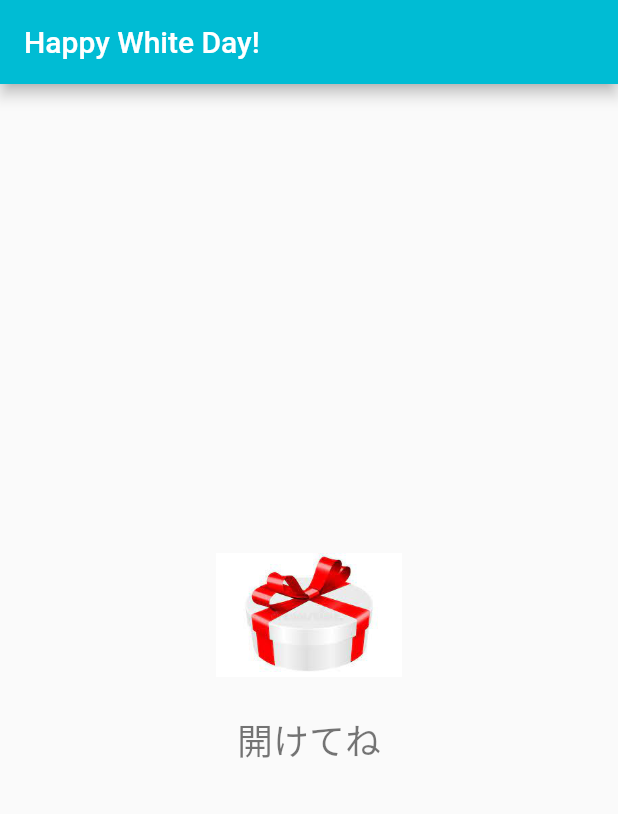
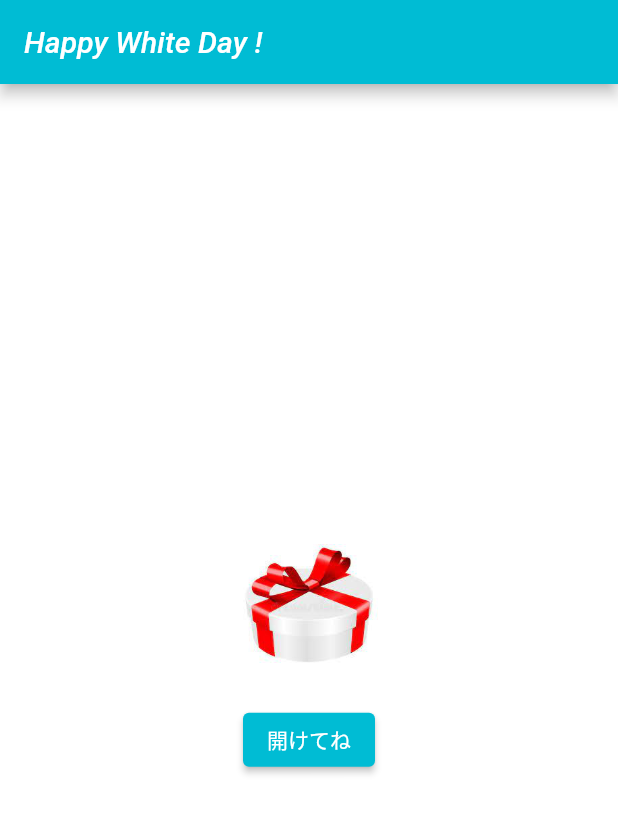
Before and after one commit to masa-tokyo/white_day_app, a Flutter app: the screen it shows after launch, on a phone screen of 412 x 824 dp. Shown: the top 814 px of the screen. Run offline on Flutter 3.47's test engine with Material 2 defaults, Android fonts, the phone set to English and light mode, and no system bars; our stand-ins replace flutter_hooks, hooks_riverpod.

Commit message:
🛠 improved buttons, fonts, state management, etc

```diff
--- a/lib/box_state_notifier.dart
+++ /dev/null
@@ -1,35 +0,0 @@
-import 'package:flutter/cupertino.dart';
-import 'package:flutter_riverpod/flutter_riverpod.dart';
-
-final boxStateProvider =
-    ChangeNotifierProvider<BoxStateNotifier>((ref) => BoxStateNotifier());
-
-class BoxStateNotifier extends ChangeNotifier {
-  BoxStateNotifier() : super();
-
-  bool isOpened = false;
-
-  void open() {
-    isOpened = true;
-    notifyListeners();
-  }
-}
-
-// final boxProvider =
-//     StateNotifierProvider<BoxNotifier, BoxState>((ref) => BoxNotifier());
-//
-// class BoxNotifier extends StateNotifier<BoxState> {
-//   BoxNotifier() : super(const BoxState(isOpened: false));
-//
-//   bool isOpened = false;
-//
-//   void open() {
-//     state = const BoxState(isOpened: true);
-//   }
-// }
-//
-// @immutable
-// class BoxState {
-//   const BoxState({required this.isOpened});
-//   final bool isOpened;
-// }
--- a/lib/main.dart
+++ b/lib/main.dart
@@ -3,7 +3,6 @@ import 'dart:math' as math;
 import 'package:flutter/material.dart';
 import 'package:flutter_hooks/flutter_hooks.dart';
 import 'package:hooks_riverpod/hooks_riverpod.dart';
-import 'package:white_day_app/box_state_notifier.dart';
 
 void main() {
   runApp(const ProviderScope(child: MyApp()));
@@ -16,10 +15,8 @@ class MyApp extends StatelessWidget {
   Widget build(BuildContext context) {
     return MaterialApp(
       title: 'White Day App',
-      theme: ThemeData(
-        primarySwatch: Colors.blue,
-      ),
-      home: const MyHomePage(title: 'Happy White Day!'),
+      theme: ThemeData(primarySwatch: Colors.cyan, canvasColor: Colors.white),
+      home: const MyHomePage(title: 'Happy White Day !'),
     );
   }
 }
@@ -30,19 +27,25 @@ class MyHomePage extends HookConsumerWidget {
 
   @override
   Widget build(BuildContext context, WidgetRef ref) {
-    // final boxState = ref.watch<BoxNotifier>(boxProvider.notifier);
-    final notifier = ref.watch<BoxStateNotifier>(boxStateProvider);
     final isTapped = useState<bool>(false);
+    final isOpened = useState<bool>(false);
+    final isMessageShown = useState<bool>(false);
+    final isUndoButtonShown = useState<bool>(false);
 
     return Scaffold(
       appBar: AppBar(
-        title: Text(title),
-        backgroundColor: Colors.cyan,
+        title: Text(
+          title,
+          style:
+              const TextStyle(color: Colors.white, fontStyle: FontStyle.italic),
         ),
+      ),
+      floatingActionButton: isUndoButtonShown.value
+          ? _undoButton(
+              context, isTapped, isOpened, isMessageShown, isUndoButtonShown)
+          : const SizedBox.shrink(),
       body: Center(
-        child:
-            // !boxState.isOpened
-            !notifier.isOpened
+        child: !isOpened.value
             ? Column(
                 mainAxisAlignment: MainAxisAlignment.center,
                 children: <Widget>[
@@ -52,12 +55,15 @@ class MyHomePage extends HookConsumerWidget {
                             ShakenBox(
                               child: Image.asset(
                                 'assets/images/box.png',
-                                    width:
-                                        MediaQuery.of(context).size.width * 0.3,
+                                width: MediaQuery.of(context).size.width * 0.3,
                               ),
                               onAnimationFinished: () {
-                                    // boxState.open();
-                                    notifier.open();
+                                isOpened.value = true;
+                                //delay showing message until Image.asset is ready
+                                Future.delayed(const Duration(seconds: 1)).then(
+                                    (value) => isMessageShown.value = true);
+                                Future.delayed(const Duration(seconds: 5)).then(
+                                    (value) => isUndoButtonShown.value = true);
                               },
                             ),
                             const SizedBox(
@@ -74,25 +80,21 @@ class MyHomePage extends HookConsumerWidget {
                         )
                       : Column(
                           children: [
-                                GestureDetector(
-                                  onTap: () {
-                                    isTapped.value = true;
-                                  },
-                                  child: Image.asset(
+                            Image.asset(
                               'assets/images/box.png',
-                                    width:
-                                        MediaQuery.of(context).size.width * 0.3,
-                                  ),
+                              width: MediaQuery.of(context).size.width * 0.3,
                             ),
                             const SizedBox(
                               height: 24,
                             ),
-                                Text(
+                            ElevatedButton(
+                              onPressed: () {
+                                isTapped.value = true;
+                              },
+                              child: const Text(
                                 '開けてね',
-                                  style: Theme.of(context)
-                                      .textTheme
-                                      .headline3!
-                                      .copyWith(fontSize: 24),
+                                style: TextStyle(color: Colors.white),
+                              ),
                             ),
                           ],
                         ),
@@ -102,9 +104,12 @@ class MyHomePage extends HookConsumerWidget {
                 child: Column(
                   mainAxisAlignment: MainAxisAlignment.center,
                   children: [
-                        const Text('Cookies for minnちゃん'),
-                        const SizedBox(
-                          height: 24,
+                    Text(
+                      isMessageShown.value ? 'Cookies for minnちゃん' : '',
+                      style: Theme.of(context)
+                          .textTheme
+                          .headline3!
+                          .copyWith(fontSize: 28),
                     ),
                     Image.asset(
                       'assets/images/cookies.png',
@@ -113,6 +118,48 @@ class MyHomePage extends HookConsumerWidget {
                   ],
                 ),
               ),
+      ),
+    );
+  }
+
+  Widget _undoButton(
+    BuildContext context,
+    ValueNotifier<bool> isTapped,
+    ValueNotifier<bool> isOpened,
+    ValueNotifier<bool> isMessageShown,
+    ValueNotifier<bool> isUndoButtonShown,
+  ) {
+    return SizedBox(
+      height: MediaQuery.of(context).size.height,
+      width: MediaQuery.of(context).size.width,
+      child: Column(
+        //locate the button on the bottom end
+        mainAxisAlignment: MainAxisAlignment.end,
+        crossAxisAlignment: CrossAxisAlignment.end,
+        children: [
+          Column(
+            mainAxisAlignment: MainAxisAlignment.center,
+            children: [
+              const Text('もう一度アニメーションが見たいので'),
+              const Text('開けてないことにする'),
+              const SizedBox(
+                height: 12,
+              ),
+              FloatingActionButton(
+                onPressed: () {
+                  isOpened.value = false;
+                  isMessageShown.value = false;
+                  isUndoButtonShown.value = false;
+                  isTapped.value = false;
+                },
+                child: const Icon(
+                  Icons.refresh_rounded,
+                  color: Colors.white,
+                ),
+              )
+            ],
+          ),
+        ],
       ),
     );
   }
```
Lines whose indentation alone changed are shown as unchanged.
